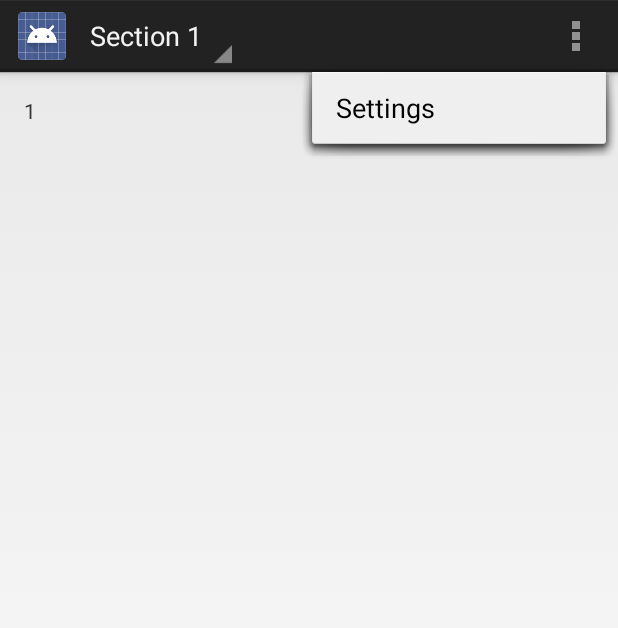
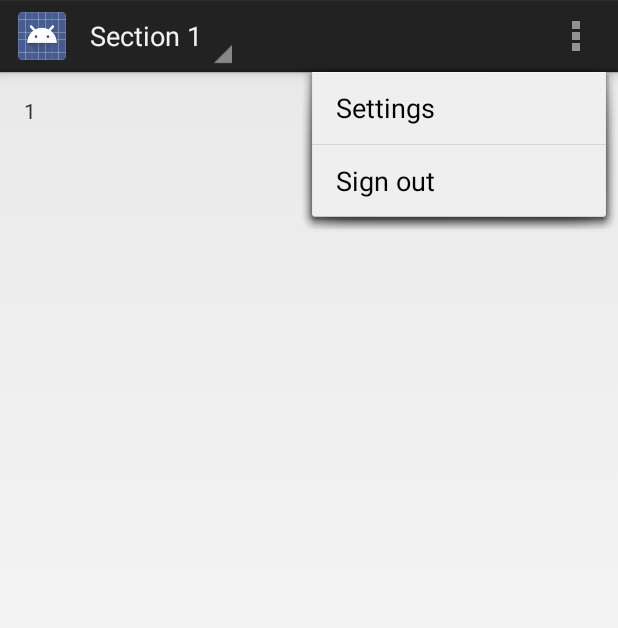
Before and after one commit to nguyenhuy/buffer, an Android app: the MainActivity screen opened directly, with no data from a screen before it, with the options menu open, on a phone screen of 412 x 824 dp. Shown: the top 628 px of the screen. Run offline under Robolectric (Android 15) with nearby library versions, the phone set to English and light mode, and no system bars; our stand-ins replace Dagger/Hilt's generated code; libraries missing offline, so code that uses them is left out: com.path.android, com.squareup.otto; 6 statements that could not run were skipped.

Commit message:
Implement log out.

```diff
--- a/buffer/src/main/java/org/nguyenhuy/buffer/controller/ConfigurationController.java
+++ b/buffer/src/main/java/org/nguyenhuy/buffer/controller/ConfigurationController.java
@@ -51,4 +51,8 @@ public class ConfigurationController {
     public void onGotNewConfiguration(ConfigurationAvailableEvent event) {
         configuration = event.getConfiguration();
     }
+
+    public void removeConfiguration() {
+        configuration = null;
+    }
 }
--- a/buffer/src/main/res/menu/main.xml
+++ b/buffer/src/main/res/menu/main.xml
@@ -1,9 +1,14 @@
 <menu xmlns:android="http://schemas.android.com/apk/res/android"
-    xmlns:tools="http://schemas.android.com/tools"
-    tools:context="org.nguyenhuy.buffer.activity.MainActivity" >
+      xmlns:tools="http://schemas.android.com/tools"
+      tools:context="org.nguyenhuy.buffer.activity.MainActivity">
 
     <item android:id="@+id/action_settings"
-        android:title="@string/action_settings"
-        android:orderInCategory="100"
-        android:showAsAction="never" />
+          android:title="@string/action_settings"
+          android:orderInCategory="100"
+          android:showAsAction="never"/>
+
+    <item android:id="@+id/action_log_out"
+          android:title="@string/action_log_out"
+          android:orderInCategory="200"
+          android:showAsAction="never"/>
 </menu>
--- a/buffer/src/main/res/values/strings.xml
+++ b/buffer/src/main/res/values/strings.xml
@@ -2,12 +2,14 @@
 <resources>
 
     <string name="app_name">Buffer</string>
+
     <string name="action_settings">Settings</string>
+    <string name="action_log_out">Sign out</string>
 
     <string name="title_activity_login">Buffer</string>
     <string name="title_activity_main">MainActivity</string>
 
-    <string name="title_button_login">Login</string>
+    <string name="title_button_login">Sign in</string>
 
     <string name="title_section1">Section 1</string>
     <string name="title_section2">Section 2</string>
```
Also changed, not shown: buffer/src/main/java/org/nguyenhuy/buffer/activity/MainActivity.java (+26 -3 lines).
